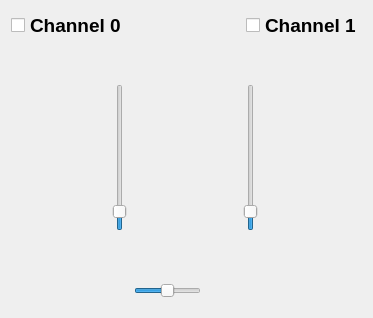
Qt form ui/mainwindow.ui (Melomanstd/daq_gui) before a commit.
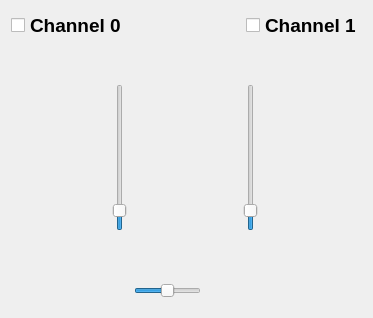
The same form after that commit. Icons and pictures are not drawn.

Commit message: zoom slider with zoom buttons

```diff
--- a/ui/mainwindow.ui
+++ b/ui/mainwindow.ui
@@ -120,10 +120,10 @@
            <enum>Qt::LeftToRight</enum>
           </property>
           <property name="minimum">
-           <number>1</number>
+           <number>0</number>
           </property>
           <property name="maximum">
-           <number>100</number>
+           <number>99</number>
           </property>
           <property name="value">
            <number>10</number>
@@ -225,10 +225,10 @@
            <string>Voltage range</string>
           </property>
           <property name="minimum">
-           <number>1</number>
+           <number>0</number>
           </property>
           <property name="maximum">
-           <number>100</number>
+           <number>99</number>
           </property>
           <property name="value">
            <number>10</number>
```
The commit also changes 2 other files.
